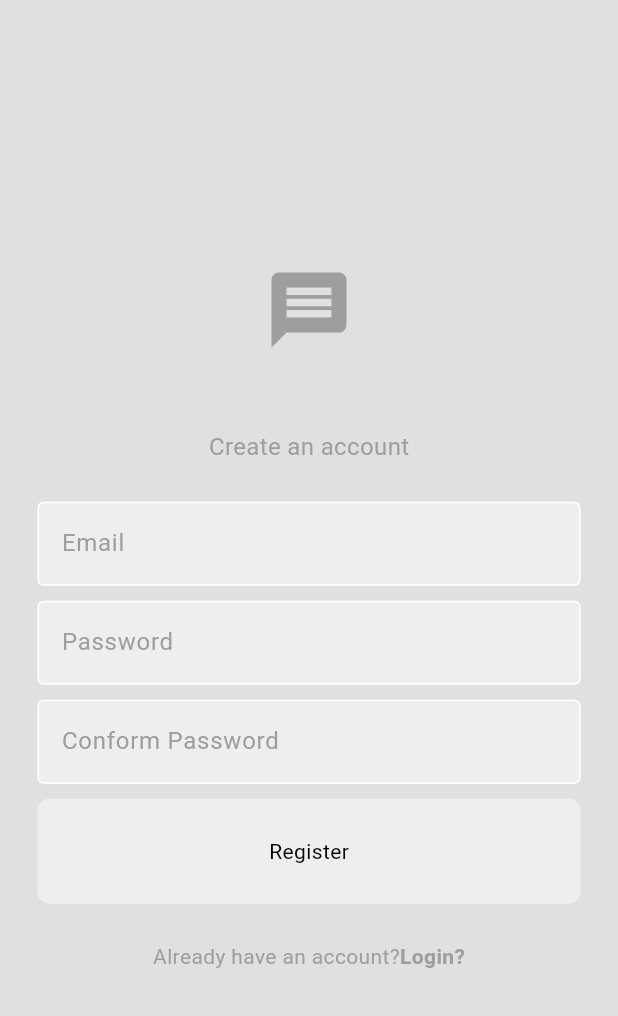
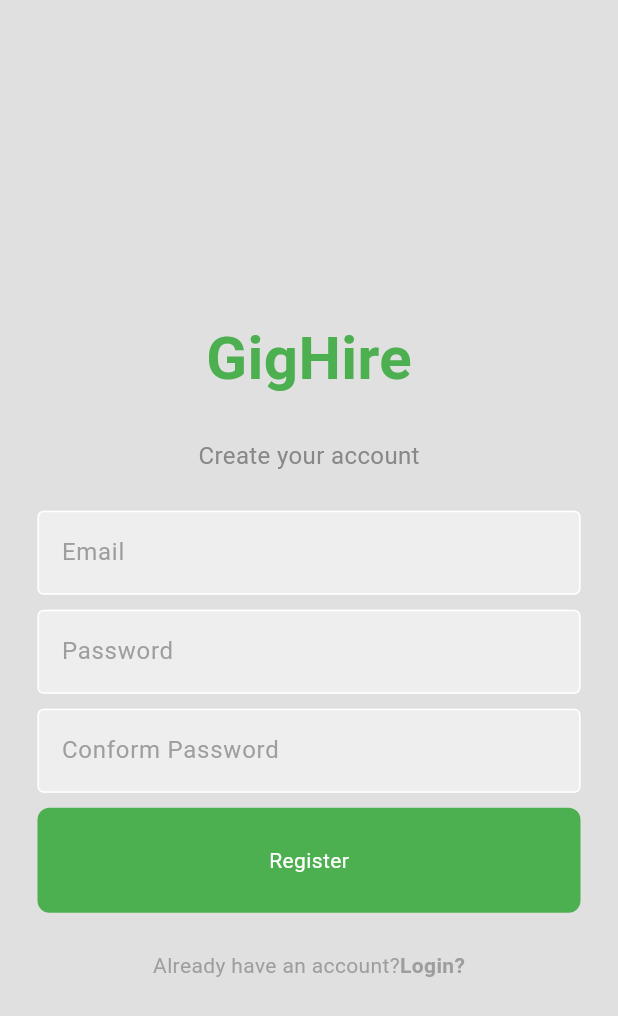
Before and after one commit to bibek997/MyGigHire, a Flutter app: the screen it shows after launch, after a tap on "Register now?", on a phone screen of 412 x 824 dp. Shown: the top 1016 px of the screen. Run offline on Flutter 3.47's test engine with Material 3 defaults, Android fonts, the phone set to English and light mode, and no system bars; our stand-ins replace cloud_firestore, firebase_auth, firebase_core; accounts and stored records are empty; network calls fail.

Commit message:
Update Login and Signup pages

```diff
--- a/lib/Chat UI/LoginPage.dart
+++ b/lib/Chat UI/LoginPage.dart
@@ -44,22 +44,22 @@ class Loginpage extends StatelessWidget {
         child: Column(
           mainAxisAlignment: MainAxisAlignment.center,
           children: [
-            // Logo
-            Icon(
-              Icons.message,
-              size: 60,
-              color: Theme.of(context).colorScheme.primary,
+            // Logo and Tagline
+            const SizedBox(height: 5),
+            const Text(
+              'GigHire',
+              style: TextStyle(
+                color: Color(0xFF4CAF50),
+                fontSize: 40,
+                fontWeight: FontWeight.bold,
+              ),
             ),
 
-            const SizedBox(height: 50),
+            const SizedBox(height: 25),
 
-            // Welcome back message
-            Text(
-              "Welcome back",
-              style: TextStyle(
-                color: Theme.of(context).colorScheme.primary,
-                fontSize: 16,
-              ),
+            const Text(
+              'Welcome Back',
+              style: TextStyle(color: Color(0xFF888888), fontSize: 16),
             ),
 
             const SizedBox(height: 25),
--- a/lib/Chat UI/RegisterPage.dart
+++ b/lib/Chat UI/RegisterPage.dart
@@ -53,22 +53,22 @@ class Registerpage extends StatelessWidget {
         child: Column(
           mainAxisAlignment: MainAxisAlignment.center,
           children: [
-            // Logo
-            Icon(
-              Icons.message,
-              size: 60,
-              color: Theme.of(context).colorScheme.primary,
+            // Logo and Tagline
+            const SizedBox(height: 40),
+            const Text(
+              'GigHire',
+              style: TextStyle(
+                color: Color(0xFF4CAF50),
+                fontSize: 40,
+                fontWeight: FontWeight.bold,
+              ),
             ),
 
-            const SizedBox(height: 50),
+            const SizedBox(height: 25),
 
-            // create an account message
-            Text(
-              "Create an account",
-              style: TextStyle(
-                color: Theme.of(context).colorScheme.primary,
-                fontSize: 16,
-              ),
+            const Text(
+              'Create your account',
+              style: TextStyle(color: Color(0xFF888888), fontSize: 16),
             ),
 
             const SizedBox(height: 25),
--- a/lib/Components/Button.dart
+++ b/lib/Components/Button.dart
@@ -1,3 +1,32 @@
+// import 'package:flutter/material.dart';
+
+// class MyButton extends StatelessWidget {
+//   final void Function()? onTap;
+//   final String text;
+
+//   const MyButton({
+//     super.key,
+//     required this.text,
+//     required this.onTap,
+//   });
+
+//   @override
+//   Widget build(BuildContext context) {
+//     return GestureDetector(
+//       onTap: onTap,
+//       child: Container(
+//         decoration: BoxDecoration(
+//           color: Theme.of(context).colorScheme.onPrimary,
+//           borderRadius: BorderRadius.circular(8),
+//         ),
+//         padding: const EdgeInsets.all(25),
+//         margin: const EdgeInsets.symmetric(horizontal: 25),
+//         child: Center(child: Text(text)),
+//       ),
+//     );
+//   }
+// }
+
 import 'package:flutter/material.dart';
 
 class MyButton extends StatelessWidget {
@@ -12,16 +41,24 @@ class MyButton extends StatelessWidget {
 
   @override
   Widget build(BuildContext context) {
-    return GestureDetector(
+    return MouseRegion(
+      cursor: SystemMouseCursors.click,
+      child: GestureDetector(
         onTap: onTap,
         child: Container(
           decoration: BoxDecoration(
-          color: Theme.of(context).colorScheme.secondary,
+            color: Theme.of(context).colorScheme.onPrimary,
             borderRadius: BorderRadius.circular(8),
           ),
           padding: const EdgeInsets.all(25),
           margin: const EdgeInsets.symmetric(horizontal: 25),
-        child: Center(child: Text(text)),
+          child: Center(
+            child: Text(
+              text,
+              style: const TextStyle(color: Colors.white),
+            ),
+          ),
+        ),
       ),
     );
   }
```
Lines whose indentation alone changed are shown as unchanged.
